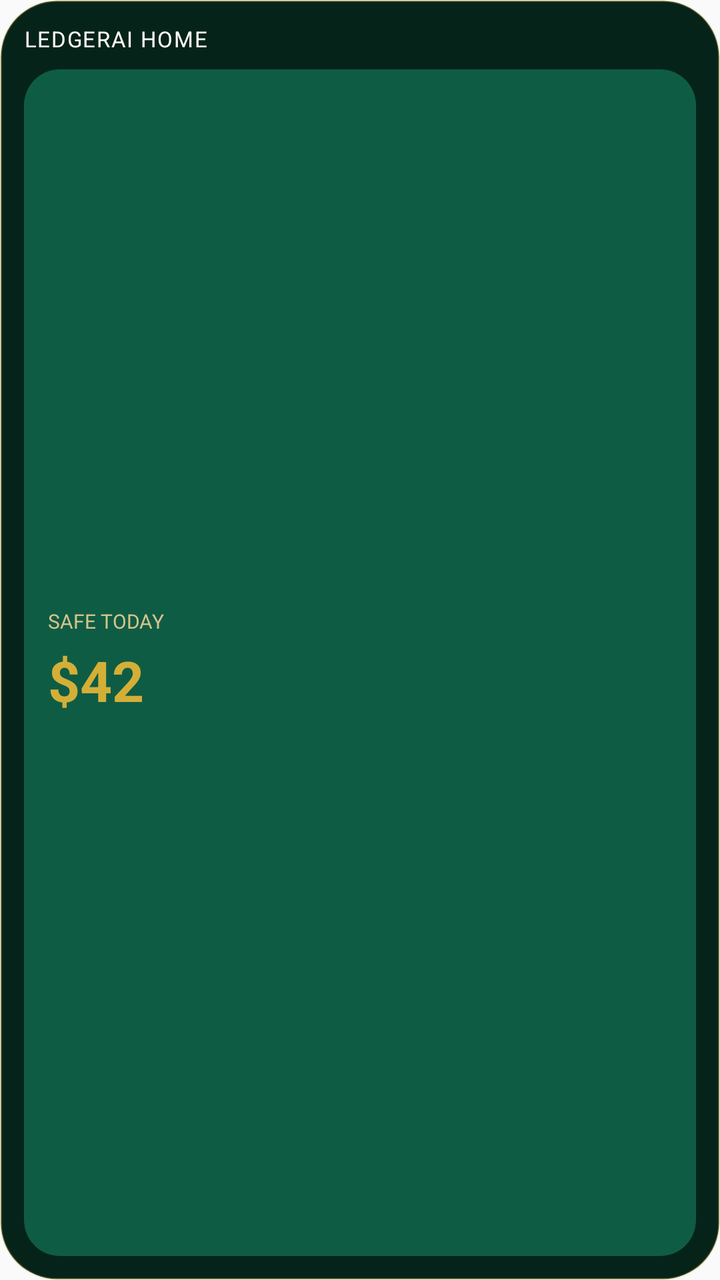
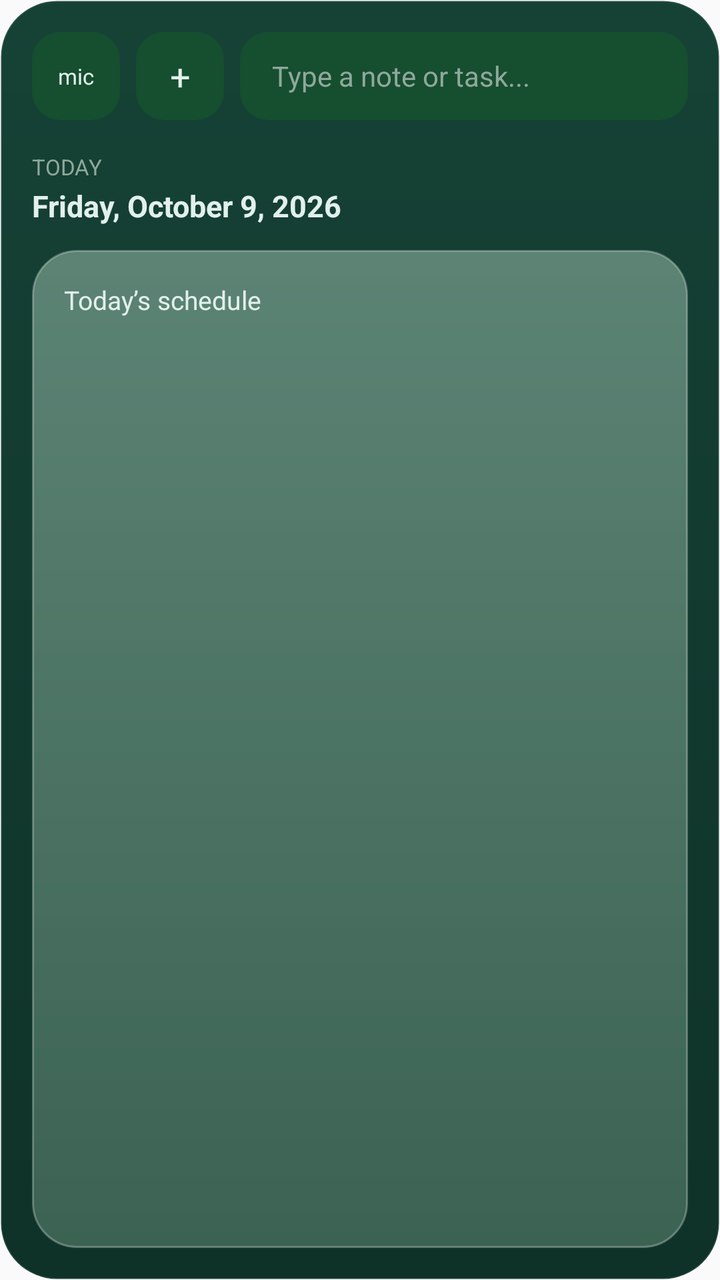

An Android layout rendered at two revisions. The XML below is the earlier revision; the diff shows what the commit changed to produce the second picture.
<!-- AndroidManifest.xml: application theme Theme.LedgerAI -->
<!-- res/layout/widget_preview.xml -->
<?xml version="1.0" encoding="utf-8"?>
<LinearLayout xmlns:android="http://schemas.android.com/apk/res/android"
    android:layout_width="match_parent"
    android:layout_height="match_parent"
    android:background="@drawable/widget_canvas_dark"
    android:orientation="vertical"
    android:padding="12dp">

    <TextView
        android:layout_width="wrap_content"
        android:layout_height="wrap_content"
        android:text="@string/widget_home_label"
        android:textColor="#FFFDF8"
        android:textSize="11sp"
        android:textAllCaps="true"
        android:letterSpacing="0.05" />

    <LinearLayout
        android:layout_width="match_parent"
        android:layout_height="0dp"
        android:layout_marginTop="8dp"
        android:layout_weight="1"
        android:background="@drawable/widget_tile_bg"
        android:gravity="center_vertical"
        android:orientation="vertical"
        android:padding="12dp">

        <TextView
            android:layout_width="wrap_content"
            android:layout_height="wrap_content"
            android:text="SAFE TODAY"
            android:textColor="#D4C48A"
            android:textSize="10sp" />

        <TextView
            android:layout_width="wrap_content"
            android:layout_height="wrap_content"
            android:layout_marginTop="4dp"
            android:text="$42"
            android:textColor="#D4AF37"
            android:textSize="28sp"
            android:textStyle="bold" />
    </LinearLayout>

</LinearLayout>
<!-- resources referenced by this layout -->
<resources>
  <!-- drawable widget_canvas_dark (drawable) -->
  <?xml version="1.0" encoding="utf-8"?>
  <shape xmlns:android="http://schemas.android.com/apk/res/android"
      android:shape="rectangle">
      <solid android:color="#06231A" />
      <corners android:radius="28dp" />
      <stroke
          android:width="1dp"
          android:color="#40D4AF37" />
  </shape>
  <!-- drawable widget_tile_bg (drawable) -->
  <?xml version="1.0" encoding="utf-8"?>
  <shape xmlns:android="http://schemas.android.com/apk/res/android"
      android:shape="rectangle">
      <solid android:color="#0F5C45" />
      <corners android:radius="18dp" />
  </shape>
  <string name="widget_home_label">LedgerAI Home</string>
  <style name="Theme.LedgerAI" parent="android:Theme.Material.Light.NoActionBar" />
</resources>

<!-- the commit's change to res/layout/widget_preview.xml (unified diff, before → after) -->
@@ -4,42 +4,78 @@
     android:layout_height="match_parent"
     android:background="@drawable/widget_canvas_dark"
     android:orientation="vertical"
-    android:padding="12dp">
+    android:padding="16dp">
+
+    <LinearLayout
+        android:layout_width="match_parent"
+        android:layout_height="44dp"
+        android:gravity="center_vertical"
+        android:orientation="horizontal">
+
+        <TextView
+            android:layout_width="44dp"
+            android:layout_height="44dp"
+            android:background="@drawable/widget_tile_bg"
+            android:gravity="center"
+            android:text="mic"
+            android:textColor="#E2F0EC"
+            android:textSize="11sp" />
+
+        <TextView
+            android:layout_width="44dp"
+            android:layout_height="44dp"
+            android:layout_marginStart="8dp"
+            android:background="@drawable/widget_tile_bg"
+            android:gravity="center"
+            android:text="+"
+            android:textColor="#E2F0EC"
+            android:textSize="18sp" />
+
+        <TextView
+            android:layout_width="0dp"
+            android:layout_height="44dp"
+            android:layout_marginStart="8dp"
+            android:layout_weight="1"
+            android:background="@drawable/widget_tile_bg"
+            android:gravity="center_vertical"
+            android:paddingStart="16dp"
+            android:paddingEnd="16dp"
+            android:text="Type a note or task..."
+            android:textColor="#8FA89B"
+            android:textSize="14sp" />
+    </LinearLayout>
 
     <TextView
         android:layout_width="wrap_content"
         android:layout_height="wrap_content"
-        android:text="@string/widget_home_label"
-        android:textColor="#FFFDF8"
-        android:textSize="11sp"
-        android:textAllCaps="true"
-        android:letterSpacing="0.05" />
+        android:layout_marginTop="16dp"
+        android:text="TODAY"
+        android:textColor="#8FA89B"
+        android:textSize="11sp" />
+
+    <TextView
+        android:layout_width="wrap_content"
+        android:layout_height="wrap_content"
+        android:layout_marginTop="2dp"
+        android:text="Friday, October 9, 2026"
+        android:textColor="#E2F0EC"
+        android:textSize="15sp"
+        android:textStyle="bold" />
 
     <LinearLayout
         android:layout_width="match_parent"
         android:layout_height="0dp"
-        android:layout_marginTop="8dp"
+        android:layout_marginTop="12dp"
         android:layout_weight="1"
-        android:background="@drawable/widget_tile_bg"
-        android:gravity="center_vertical"
+        android:background="@drawable/widget_schedule_bg"
         android:orientation="vertical"
-        android:padding="12dp">
+        android:padding="16dp">
 
         <TextView
-            android:layout_width="wrap_content"
+            android:layout_width="match_parent"
             android:layout_height="wrap_content"
-            android:text="SAFE TODAY"
-            android:textColor="#D4C48A"
-            android:textSize="10sp" />
-
-        <TextView
-            android:layout_width="wrap_content"
-            android:layout_height="wrap_content"
-            android:layout_marginTop="4dp"
-            android:text="$42"
-            android:textColor="#D4AF37"
-            android:textSize="28sp"
-            android:textStyle="bold" />
+            android:text="Today’s schedule"
+            android:textColor="#E2F0EC"
+            android:textSize="13sp" />
     </LinearLayout>
-
 </LinearLayout>
<!-- resource entries referenced after the edit -->
@@ -4,20 +4,35 @@
   <?xml version="1.0" encoding="utf-8"?>
   <shape xmlns:android="http://schemas.android.com/apk/res/android"
       android:shape="rectangle">
-      <solid android:color="#06231A" />
+      <gradient
+          android:angle="270"
+          android:startColor="#164236"
+          android:endColor="#0F3228" />
       <corners android:radius="28dp" />
       <stroke
           android:width="1dp"
-          android:color="#40D4AF37" />
+          android:color="#1AFFFFFF" />
+  </shape>
+  <!-- drawable widget_schedule_bg (drawable) -->
+  <?xml version="1.0" encoding="utf-8"?>
+  <shape xmlns:android="http://schemas.android.com/apk/res/android"
+      android:shape="rectangle">
+      <gradient
+          android:angle="270"
+          android:startColor="#6BBEE1CD"
+          android:endColor="#6182AF96" />
+      <corners android:radius="22dp" />
+      <stroke
+          android:width="1dp"
+          android:color="#47FFFFFF" />
   </shape>
   <!-- drawable widget_tile_bg (drawable) -->
   <?xml version="1.0" encoding="utf-8"?>
   <shape xmlns:android="http://schemas.android.com/apk/res/android"
       android:shape="rectangle">
-      <solid android:color="#0F5C45" />
-      <corners android:radius="18dp" />
+      <solid android:color="#164E30" />
+      <corners android:radius="14dp" />
   </shape>
-  <string name="widget_home_label">LedgerAI Home</string>
   <style name="Theme.LedgerAI" parent="android:Theme.Material.Light.NoActionBar" />
 </resources>
 
